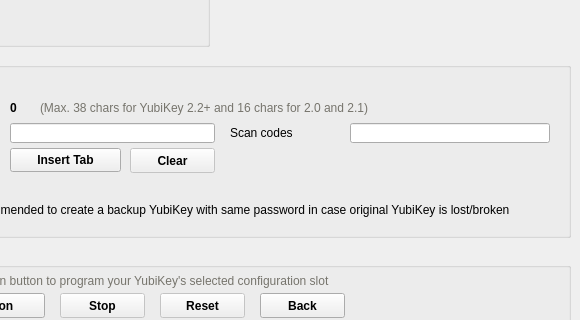
Yubico/yubikey-personalization-gui-dpkg, file src/ui/staticpage.ui: the form before one commit; both pictures show x 150 to 730 and y 192 to 512 of the 730 by 650 pixel window.
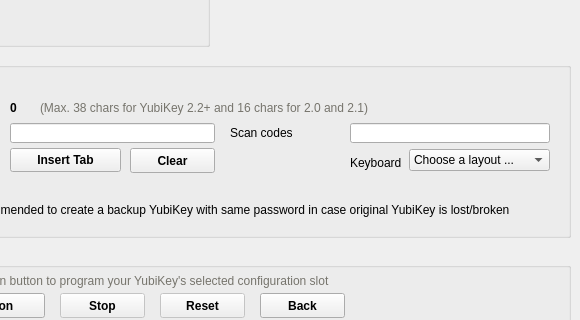
The form after the commit. The open tabs and pages were chosen to show the change. Icons and pictures are not drawn. Custom widgets are drawn as their Qt base class.

```diff
--- a/src/ui/staticpage.ui
+++ b/src/ui/staticpage.ui
@@ -555,9 +555,6 @@
      </property>
     </widget>
     <widget class="QPushButton" name="quickClearBtn">
-     <property name="enabled">
-      <bool>false</bool>
-     </property>
      <property name="geometry">
       <rect>
        <x>270</x>
@@ -630,6 +627,63 @@
        <height>20</height>
       </rect>
      </property>
+     <property name="font">
+      <font>
+       <family>Verdana</family>
+       <pointsize>-1</pointsize>
+       <weight>50</weight>
+       <italic>false</italic>
+       <bold>false</bold>
+      </font>
+     </property>
+     <property name="styleSheet">
+      <string notr="true">font-weight: normal;</string>
+     </property>
+    </widget>
+    <widget class="QLabel" name="quickKeymapLbl">
+     <property name="geometry">
+      <rect>
+       <x>490</x>
+       <y>105</y>
+       <width>51</width>
+       <height>20</height>
+      </rect>
+     </property>
+     <property name="styleSheet">
+      <string notr="true">font-weight:normal;</string>
+     </property>
+     <property name="text">
+      <string>Keyboard</string>
+     </property>
+    </widget>
+    <widget class="QComboBox" name="quickKeymapCmb">
+     <property name="geometry">
+      <rect>
+       <x>549</x>
+       <y>101</y>
+       <width>141</width>
+       <height>22</height>
+      </rect>
+     </property>
+     <property name="sizePolicy">
+      <sizepolicy hsizetype="Fixed" vsizetype="Fixed">
+       <horstretch>0</horstretch>
+       <verstretch>0</verstretch>
+      </sizepolicy>
+     </property>
+     <property name="styleSheet">
+      <string notr="true">font-weight: normal;</string>
+     </property>
+     <item>
+      <property name="text">
+       <string>Choose a layout ...</string>
+      </property>
+     </item>
+     <item>
+      <property name="text">
+       <string>US Keyboard</string>
+      </property>
+     </item>
     </widget>
    </widget>
    <widget class="QGroupBox" name="quickActionsBox">
```
Left out of the diff: 11 changed lines with no effect on the pictures.
